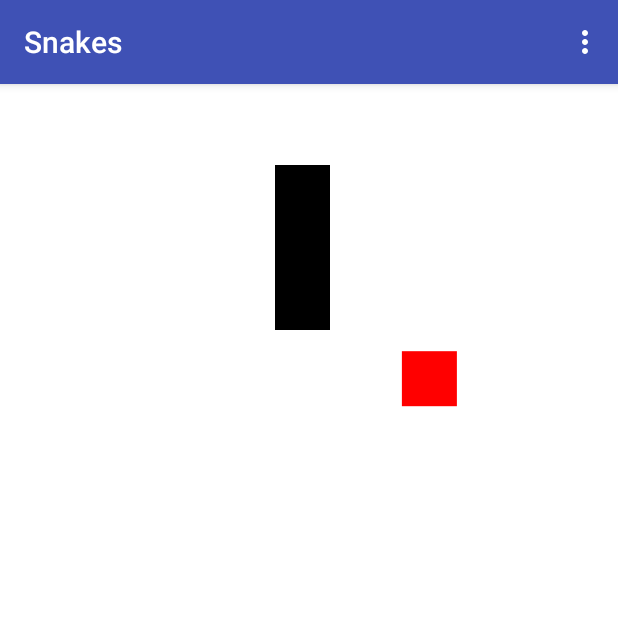
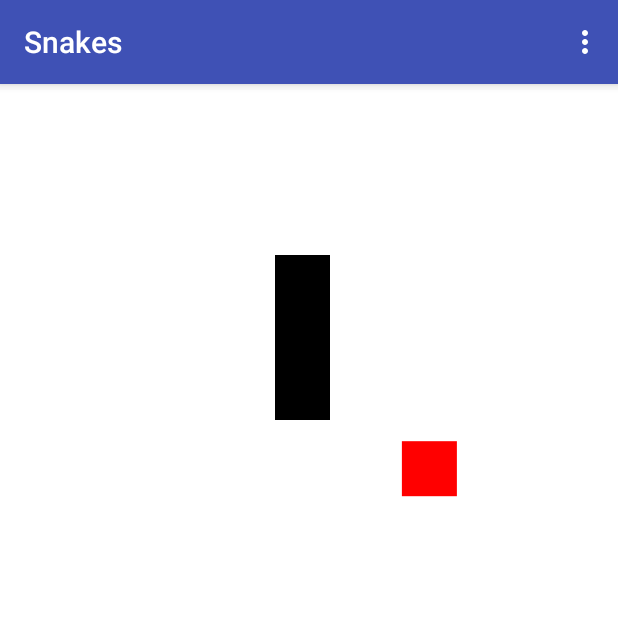
Before and after one commit to fallaciousreasoning/seng440-snakes, an Android app: the screen it shows after launch (MainActivity), on a phone screen of 412 x 824 dp, the top half of it. Run offline under Robolectric (Android 15) with nearby library versions, the phone set to English and light mode, and no system bars.

Commit message:
Centres the game view

```diff
--- a/SnakesAssignment/app/src/main/res/layout/activity_main.xml
+++ b/SnakesAssignment/app/src/main/res/layout/activity_main.xml
@@ -25,10 +25,8 @@
         android:layout_width="match_parent"
         android:layout_height="match_parent"
         android:background="#ccc"
-        android:paddingTop="40dp"
-        android:paddingBottom="40dp"
-        android:paddingLeft="20dp"
-        android:paddingRight="20dp"
+        android:layout_marginTop="60dp"
+        android:padding="20dp"
         android:id="@+id/gameRenderer"/>
     <!--<include layout="@layout/content_main" />-->
 
```
